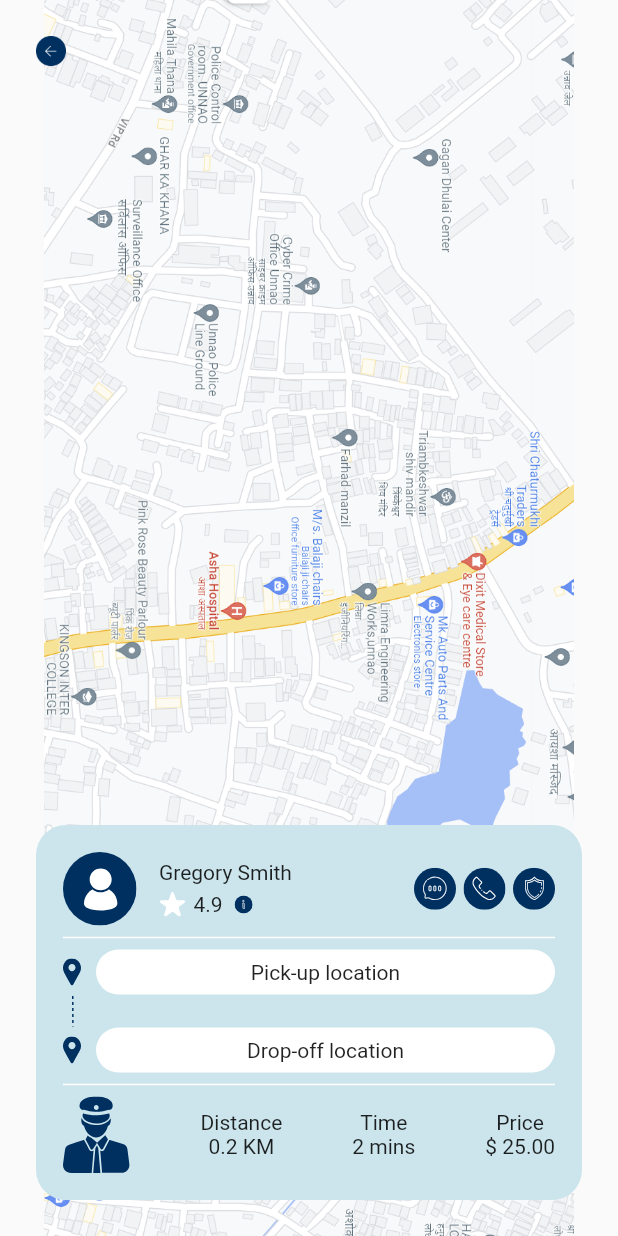
After one commit to rinkuniks/flygrs-flutter, a Flutter app: the OnGoingScreen screen opened by its route, on a phone screen of 412 x 824 dp. The commit adds this screen. Run offline on Flutter 3.47's test engine with Material 2 defaults, Android fonts, the light colour scheme and no system bars; our stand-ins replace flutter_svg; Roboto replaces fonts that are missing (Poppins).

Commit message:
onGoing Screen Done

```diff
--- a/lib/Utils/route/routeName.dart
+++ b/lib/Utils/route/routeName.dart
@@ -21,4 +21,5 @@ class RouteName {
 
   //Other Screens
   static const String bookingScreen = "booking_screen";
+  static const String onGoingScreen = "onGoing_screen";
 }
--- a/lib/Utils/route/routes.dart
+++ b/lib/Utils/route/routes.dart
@@ -3,6 +3,7 @@ import 'package:flygrs/Utils/route/routeName.dart';
 import 'package:flygrs/view/account/account.dart';
 import 'package:flygrs/view/account/editProfile.dart';
 import 'package:flygrs/view/booking/booking_screen.dart';
+import 'package:flygrs/view/booking/onGoing_screen.dart';
 import 'package:flygrs/view/home/takeMe_Home.dart';
 import 'package:flygrs/view/bottomNavigation/bottomNavigations.dart';
 import 'package:flygrs/view/notification/notificationView.dart';
@@ -59,6 +60,10 @@ class Routes {
         return MaterialPageRoute(
             builder: (BuildContext context) => const RatingView());
 
+      case RouteName.onGoingScreen:
+        return MaterialPageRoute(
+            builder: (BuildContext context) => const OnGoingScreen());
+
     //Default Route
       default:
         return MaterialPageRoute(
--- a/lib/res/components/AppTextField.dart
+++ b/lib/res/components/AppTextField.dart
@@ -91,17 +91,17 @@ class _AppTextFieldState extends State<AppTextField> {
                 ),
           fillColor: AppColors.textFieldBackgroundColor,
           filled: true,
-          enabledBorder: OutlineInputBorder(
+          enabledBorder: const OutlineInputBorder(
             borderSide: BorderSide(color: AppColors.shinnySilver),
             borderRadius: BorderRadius.all(Radius.circular(7.0)),
           ),
-          focusedBorder: OutlineInputBorder(
+          focusedBorder: const OutlineInputBorder(
             borderSide: BorderSide(color: Colors.black),
             borderRadius: BorderRadius.all(Radius.circular(7.0)),
           ),
-          contentPadding: EdgeInsets.all(10),
+          contentPadding: const EdgeInsets.all(10),
           hintText: widget.hintText,
-          hintStyle: TextStyle(fontSize: 14, color: Colors.grey),
+          hintStyle: const TextStyle(fontSize: 14, color: Colors.grey),
         ),
       ),
     );
--- a/lib/view/booking/booking_screen.dart
+++ b/lib/view/booking/booking_screen.dart
@@ -64,7 +64,7 @@ class _BookingScreenState extends State<BookingScreen> {
             mainAxisAlignment: MainAxisAlignment.spaceBetween,
             crossAxisAlignment: CrossAxisAlignment.start,
             children: [
-              //Map
+              //backButton
               Container(
                   margin: const EdgeInsets.all(24),
                   height: 20,
--- /dev/null
+++ b/lib/view/booking/onGoing_screen.dart
@@ -0,0 +1,180 @@
+import 'package:flutter/material.dart';
+import 'package:flutter_svg/flutter_svg.dart';
+import 'package:flygrs/Utils/res/colors.dart';
+
+class OnGoingScreen extends StatefulWidget {
+  const OnGoingScreen({super.key});
+
+  @override
+  State<OnGoingScreen> createState() => _OnGoingScreenState();
+}
+
+class _OnGoingScreenState extends State<OnGoingScreen> {
+  @override
+  Widget build(BuildContext context) {
+    return SafeArea(
+        child: Scaffold(
+      body: Stack(
+        children: [
+          SizedBox(
+              width: MediaQuery.of(context).size.width,
+              child: Image.asset("assets/images/mapTwo.png")),
+          Column(
+            mainAxisAlignment: MainAxisAlignment.spaceBetween,
+            crossAxisAlignment: CrossAxisAlignment.start,
+            children: [
+              //backButton
+              Container(
+                  margin: const EdgeInsets.all(24),
+                  height: 20,
+                  width: 20,
+                  child: Image.asset("assets/images/blueBack.png")),
+              Container(
+                margin: const EdgeInsets.all(24),
+                height: 250,
+                padding: const EdgeInsets.all(18),
+                decoration: const BoxDecoration(
+                    color: AppColors.secondaryBackgroundColor,
+                    borderRadius: BorderRadius.all(Radius.circular(20))),
+                child: Column(
+                  children: [
+                    //NameDetails
+                    Row(
+                      mainAxisAlignment: MainAxisAlignment.spaceBetween,
+                      children: [
+                        Row(
+                          children: [
+                            SvgPicture.asset("assets/images/photo_icon.svg"),
+                            const SizedBox(
+                              width: 15,
+                            ),
+                            Column(
+                              crossAxisAlignment: CrossAxisAlignment.start,
+                              children: [
+                                const Text("Gregory Smith"),
+                                const SizedBox(
+                                  height: 5,
+                                ),
+                                Row(
+                                  children: [
+                                    SvgPicture.asset("assets/images/star.svg"),
+                                    const SizedBox(
+                                      width: 5,
+                                    ),
+                                    const Text("4.9"),
+                                    const SizedBox(
+                                      width: 8,
+                                    ),
+                                    SvgPicture.asset("assets/images/info.svg"),
+                                  ],
+                                )
+                              ],
+                            ),
+                          ],
+                        ),
+                        Row(
+                          children: [
+                            SvgPicture.asset("assets/images/msg_icon.svg"),
+                            const SizedBox(
+                              width: 5,
+                            ),
+                            SvgPicture.asset("assets/images/call_icon.svg"),
+                            const SizedBox(
+                              width: 5,
+                            ),
+                            SvgPicture.asset("assets/images/saftey.svg"),
+                          ],
+                        )
+                      ],
+                    ),
+                    const Divider(
+                      thickness: 1,
+                      color: AppColors.white,
+                    ),
+                    //Location details
+                    Column(
+                      crossAxisAlignment: CrossAxisAlignment.start,
+                      children: [
+                        Row(
+                          children: [
+                            SvgPicture.asset("assets/images/blue_location.svg"),
+                            const SizedBox(
+                              width: 10,
+                            ),
+                            Expanded(
+                              child: Container(
+                                height: 30,
+                                alignment: Alignment.center,
+                                decoration: const BoxDecoration(
+                                    color: AppColors.white,
+                                    borderRadius:
+                                        BorderRadius.all(Radius.circular(20))),
+                                child: const Text("Pick-up location"),
+                              ),
+                            ),
+                          ],
+                        ),
+                        Container(
+                            margin: const EdgeInsets.only(left: 6),
+                            child: SvgPicture.asset(
+                                "assets/images/blue_line.svg")),
+                        Row(
+                          children: [
+                            SvgPicture.asset("assets/images/blue_location.svg"),
+                            const SizedBox(
+                              width: 10,
+                            ),
+                            Expanded(
+                              child: Container(
+                                height: 30,
+                                alignment: Alignment.center,
+                                decoration: const BoxDecoration(
+                                    color: AppColors.white,
+                                    borderRadius:
+                                        BorderRadius.all(Radius.circular(20))),
+                                child: const Text("Drop-off location"),
+                              ),
+                            ),
+                          ],
+                        ),
+                      ],
+                    ),
+                    const Divider(
+                      thickness: 1,
+                      color: AppColors.white,
+                    ),
+                    //Area details
+                    Row(
+                      mainAxisAlignment: MainAxisAlignment.spaceBetween,
+                      children: [
+                        SvgPicture.asset("assets/images/icon_image.svg"),
+                        const Column(
+                          children: [
+                            Text("Distance"),
+                            Text("0.2 KM"),
+                          ],
+                        ),
+                        const Column(
+                          children: [
+                            Text("Time"),
+                            Text("2 mins"),
+                          ],
+                        ),
+                        const Column(
+                          children: [
+                            Text("Price"),
+                            Text("\$ 25.00"),
+                          ],
+                        ),
+                      ],
+                    )
+                  ],
+                ),
+              )
+            ],
+          )
+        ],
+      ),
+    ));
+  }
+}
--- a/lib/view/preAuth/getStartedScreenView.dart
+++ b/lib/view/preAuth/getStartedScreenView.dart
@@ -178,7 +178,8 @@ class _GetStartedScreenState extends State<GetStartedScreen> {
                           // Navigator.pushNamed(context, RouteName.bottomNavigation);
                           // Navigator.pushNamed(context, RouteName.signupLogin);
                           // Navigator.pushNamed(context, RouteName.bottomNavigation);
-                          Navigator.pushNamed(context, RouteName.bookingScreen);
+                          // Navigator.pushNamed(context, RouteName.bookingScreen);
+                          Navigator.pushNamed(context, RouteName.onGoingScreen);
                           // Navigator.pushNamed(context, RouteName.takeMeHome);
                         }
                       }),
```
Also changed, not shown: assets/images/blue_line.svg (added), assets/images/blue_location.svg (added), assets/images/call_icon.svg (added), assets/images/icon_image.svg (added), assets/images/info.svg (added), assets/images/mapTwo.png (added), assets/images/msg_icon.svg (added), assets/images/photo_icon.svg (added), assets/images/saftey.svg (added), assets/images/star.svg (added).
